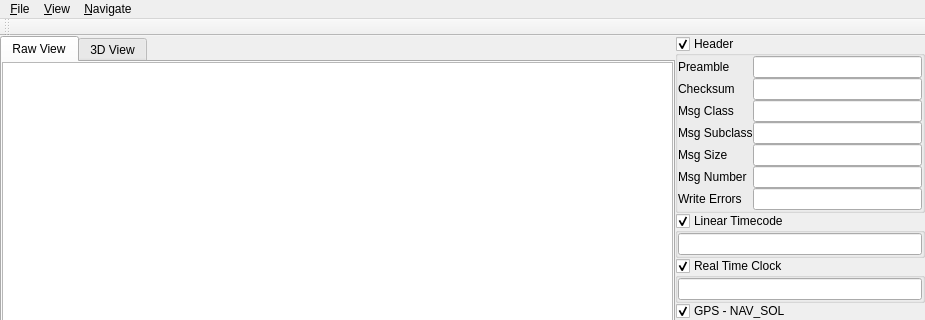
Above: tools/KBBViewer/kbbviewer.ui from naniBox/kuroBox before the change; both pictures show x 0 to 925 and y 0 to 320 of the 925 by 841 pixel window. Below: the same form after it.
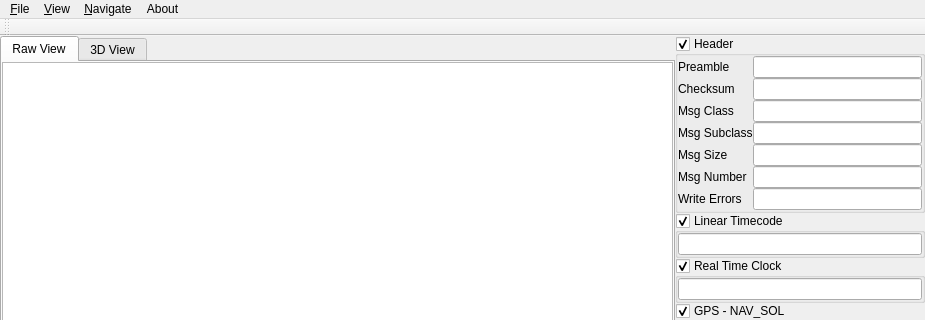
That is the form after the change.

Commit message: Added an About box - so I can track versions at client installations better. Nudged the arrows a bit so no z-fighting.

```diff
--- a/tools/KBBViewer/kbbviewer.ui
+++ b/tools/KBBViewer/kbbviewer.ui
@@ -868,9 +868,16 @@
     <addaction name="actionStep_Forward"/>
     <addaction name="actionStep_Backwards"/>
    </widget>
+   <widget class="QMenu" name="menuAbout">
+    <property name="title">
+     <string>About</string>
+    </property>
+    <addaction name="actionAbout"/>
+   </widget>
    <addaction name="menuFile"/>
    <addaction name="menuView"/>
    <addaction name="menuNavigate"/>
+   <addaction name="menuAbout"/>
   </widget>
   <widget class="QToolBar" name="mainToolBar">
    <attribute name="toolBarArea">
```
Left out of the diff: 5 changed lines with no effect on the pictures. The commit also changes 3 other files.
